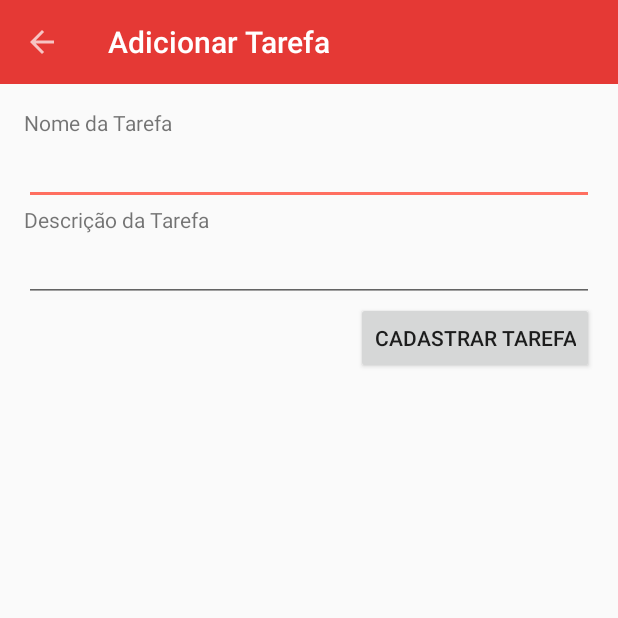
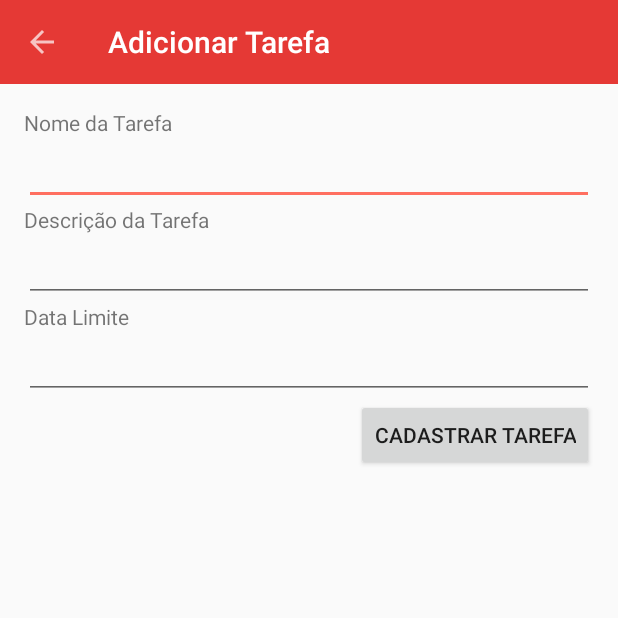
Before and after one commit to kibutzzz/RemindMe, an Android app: the AddTaskActivity screen opened directly, with no data from a screen before it, on a phone screen of 412 x 824 dp, the top half of it. Run offline under Robolectric (Android 15) with nearby library versions, the phone set to English and light mode, and no system bars; our stand-ins replace Firebase (no records; nobody signed in at launch, a user with empty details on screens opened directly).

Commit message:
mudanças pequenas em varios arquivos

```diff
--- a/app/src/main/java/com/ifsul/remindme/activities/AddTaskActivity.java
+++ b/app/src/main/java/com/ifsul/remindme/activities/AddTaskActivity.java
@@ -50,14 +50,10 @@ public class AddTaskActivity extends AppCompatActivity {
                         descricaoEditText.getText().toString());
 
                 tasksDatabaseReference.push().setValue(t);
-                clearFields();
-
+                finish();
             }
         });
     }
 
-    private void clearFields(){
-        nomeEditText.getText().clear();
-        descricaoEditText.getText().clear();
-    }
+
 }
--- a/app/src/main/res/layout/activity_add_task.xml
+++ b/app/src/main/res/layout/activity_add_task.xml
@@ -23,33 +23,48 @@
     <android.support.v7.widget.LinearLayoutCompat
         android:layout_width="match_parent"
         android:layout_height="match_parent"
-        android:padding="16dp"
-        android:orientation="vertical">
+        android:orientation="vertical"
+        android:padding="16dp">
 
         <android.support.v7.widget.AppCompatTextView
             android:layout_width="wrap_content"
             android:layout_height="wrap_content"
-            android:text="@string/nome_da_tarefa"/>
+            android:text="@string/nome_da_tarefa" />
+
         <android.support.v7.widget.AppCompatEditText
+            android:id="@+id/edit_text_nome"
             android:layout_width="match_parent"
             android:layout_height="wrap_content"
-            android:maxLines="1"
-            android:id="@+id/edit_text_nome"/>
+            android:maxLines="1" />
 
         <android.support.v7.widget.AppCompatTextView
             android:layout_width="wrap_content"
             android:layout_height="wrap_content"
-            android:text="@string/descricao_da_tarefa"/>
+            android:text="@string/descricao_da_tarefa" />
+
         <android.support.v7.widget.AppCompatEditText
+            android:id="@+id/edit_text_desc"
             android:layout_width="match_parent"
-            android:maxLines="1"
-            android:id="@+id/edit_text_desc"
-            android:layout_height="wrap_content" />
+            android:layout_height="wrap_content"
+            android:maxLines="1" />
+
+        <TextView
+            android:layout_width="match_parent"
+            android:layout_height="wrap_content"
+            android:text="@string/data_limite"/>
+        <EditText
+            android:id="@+id/Birthday"
+            android:layout_width="match_parent"
+            android:layout_height="wrap_content"
+            android:clickable="true"
+            android:focusable="true"
+            />
+
         <android.support.v7.widget.AppCompatButton
+            android:id="@+id/button_register"
             android:layout_width="wrap_content"
             android:layout_height="wrap_content"
-            android:text="@string/cadastrar_tarefa"
             android:layout_gravity="end"
-            android:id="@+id/button_register"/>
+            android:text="@string/cadastrar_tarefa" />
     </android.support.v7.widget.LinearLayoutCompat>
 </android.support.v7.widget.LinearLayoutCompat>
--- a/app/src/main/res/layout/activity_main.xml
+++ b/app/src/main/res/layout/activity_main.xml
@@ -22,7 +22,7 @@
         android:layout_height="wrap_content"
         android:background="@color/colorPrimary"
         app:tabSelectedTextColor="@android:color/white"
-        app:tabTextColor="@android:color/black"
+        app:tabTextColor="#BBB"
         >
 
         <android.support.design.widget.TabItem
--- a/app/src/main/res/layout/list_item_task.xml
+++ b/app/src/main/res/layout/list_item_task.xml
@@ -27,7 +27,7 @@
             android:layout_height="wrap_content"
             android:maxLines="1"
             android:ellipsize="end"
-            android:text="@string/descri_o_da_tarefa"/>
+            android:text="@string/descricao_da_tarefa"/>
     </android.support.v7.widget.LinearLayoutCompat>
 
     <android.support.v7.widget.AppCompatTextView
--- a/app/src/main/res/values/strings.xml
+++ b/app/src/main/res/values/strings.xml
@@ -13,4 +13,5 @@
     <string name="nome_da_tarefa">Nome da Tarefa</string>
     <string name="cadastrar_tarefa">cadastrar tarefa</string>
     <string name="descricao_da_tarefa">Descrição da Tarefa</string>
+    <string name="data_limite">Data Limite</string>
 </resources>
```
